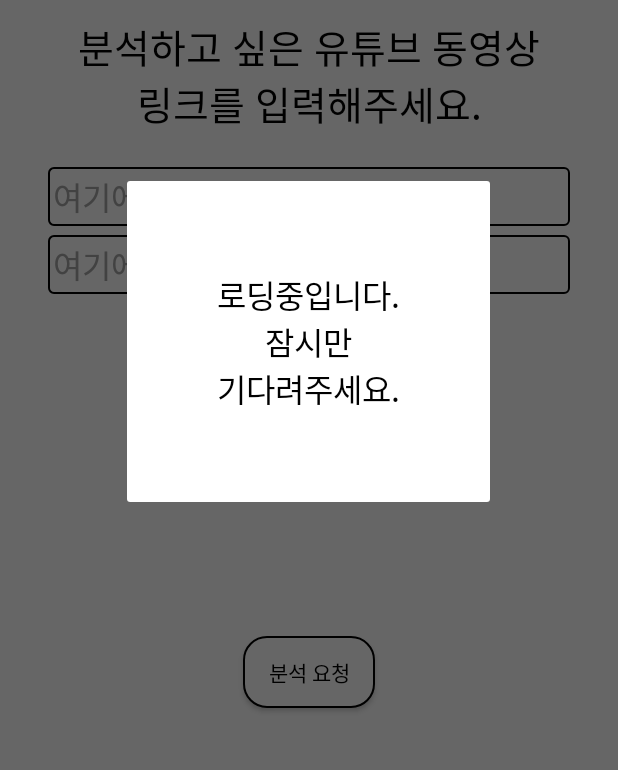
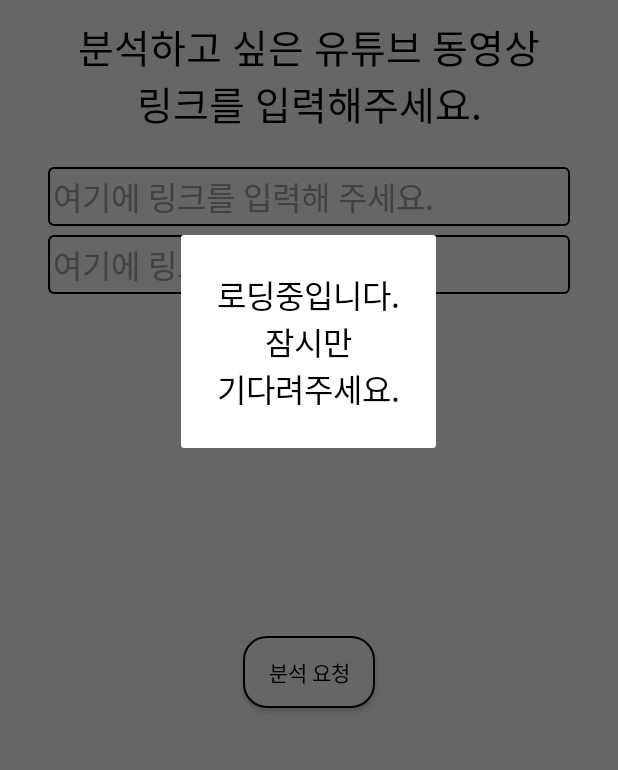
Before and after one commit to kimyunseok/ggp-project-android, an Android app: the screen it shows after launch (MainActivity), after a tap on "분석 요청", on a phone screen of 412 x 824 dp, the part 276-1046 px from its top. Run offline under Robolectric (Android 15) with nearby library versions, the phone set to English and light mode, and no system bars; our stand-ins replace Dagger/Hilt's generated code, data binding; 1 other tap on this screen came first.

Commit message:
fix. 로딩 다이얼로그 크기 수정

```diff
--- a/app/src/main/res/layout/fragment_loading_dialog.xml
+++ b/app/src/main/res/layout/fragment_loading_dialog.xml
@@ -10,7 +10,7 @@
         <TextView
             android:layout_width="wrap_content"
             android:layout_height="wrap_content"
-            android:padding="60dp"
+            android:padding="24dp"
             android:text="@string/loading"
             android:textAlignment="center"
             android:textColor="@color/black"
```
